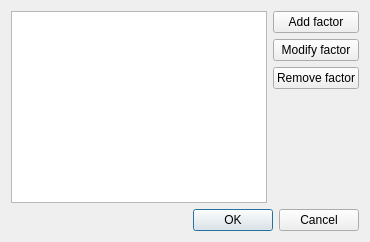
Qt form cogstat/ui/factors.ui (cogstat/cogstat) before a commit.
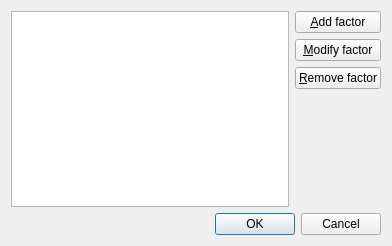
The same form after that commit.

```diff
--- a/cogstat/ui/factors.ui
+++ b/cogstat/ui/factors.ui
@@ -2,6 +2,14 @@
 <ui version="4.0">
  <class>Dialog</class>
  <widget class="QDialog" name="Dialog">
+  <property name="geometry">
+   <rect>
+    <x>0</x>
+    <y>0</y>
+    <width>392</width>
+    <height>246</height>
+   </rect>
+  </property>
   <property name="windowTitle">
    <string>Factors</string>
   </property>
@@ -14,7 +22,7 @@
      <item>
       <widget class="QPushButton" name="pushButton">
        <property name="text">
-        <string>Add factor</string>
+        <string>&amp;Add factor</string>
        </property>
        <property name="shortcut">
         <string>Alt+A</string>
@@ -24,7 +32,7 @@
      <item>
       <widget class="QPushButton" name="pushButton_2">
        <property name="text">
-        <string>Modify factor</string>
+        <string>&amp;Modify factor</string>
        </property>
        <property name="shortcut">
         <string>Alt+M</string>
@@ -34,7 +42,7 @@
      <item>
       <widget class="QPushButton" name="pushButton_3">
        <property name="text">
-        <string>Remove factor</string>
+        <string>&amp;Remove factor</string>
        </property>
        <property name="shortcut">
         <string>Alt+R</string>
```
Left out of the diff: 12 changed lines with no effect on the pictures.
